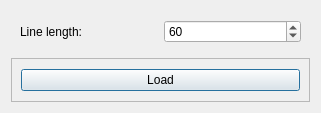
Above: ui/paperconfigdialog.ui from Open-Typer/Open-Typer before the change. Below: the same form after it.
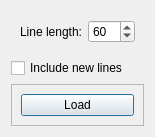
That is the form after the change.

Commit message: ui: paperconfig: Add new line inclusion check box

```diff
--- a/ui/paperconfigdialog.ui
+++ b/ui/paperconfigdialog.ui
@@ -9,22 +9,10 @@
    <rect>
     <x>0</x>
     <y>0</y>
-    <width>321</width>
-    <height>113</height>
+    <width>338</width>
+    <height>146</height>
    </rect>
   </property>
-  <property name="minimumSize">
-   <size>
-    <width>321</width>
-    <height>113</height>
-   </size>
-  </property>
-  <property name="maximumSize">
-   <size>
-    <width>321</width>
-    <height>113</height>
-   </size>
-  </property>
   <property name="windowTitle">
    <string>Size preferences</string>
   </property>
@@ -32,6 +20,9 @@
    <bool>false</bool>
   </property>
   <layout class="QGridLayout" name="gridLayout">
+   <property name="sizeConstraint">
+    <enum>QLayout::SetFixedSize</enum>
+   </property>
    <item row="0" column="0">
     <widget class="QFrame" name="configFrame">
      <property name="sizePolicy">
@@ -73,7 +64,7 @@
      </layout>
     </widget>
    </item>
-   <item row="1" column="0">
+   <item row="2" column="0">
     <widget class="QFrame" name="buttonsFrame">
      <property name="frameShape">
       <enum>QFrame::StyledPanel</enum>
@@ -98,6 +89,13 @@
      </layout>
     </widget>
    </item>
+   <item row="1" column="0">
+    <widget class="QCheckBox" name="includeNewLinesCheckBox">
+     <property name="text">
+      <string>Include new lines</string>
+     </property>
+    </widget>
+   </item>
   </layout>
  </widget>
  <resources/>
```
